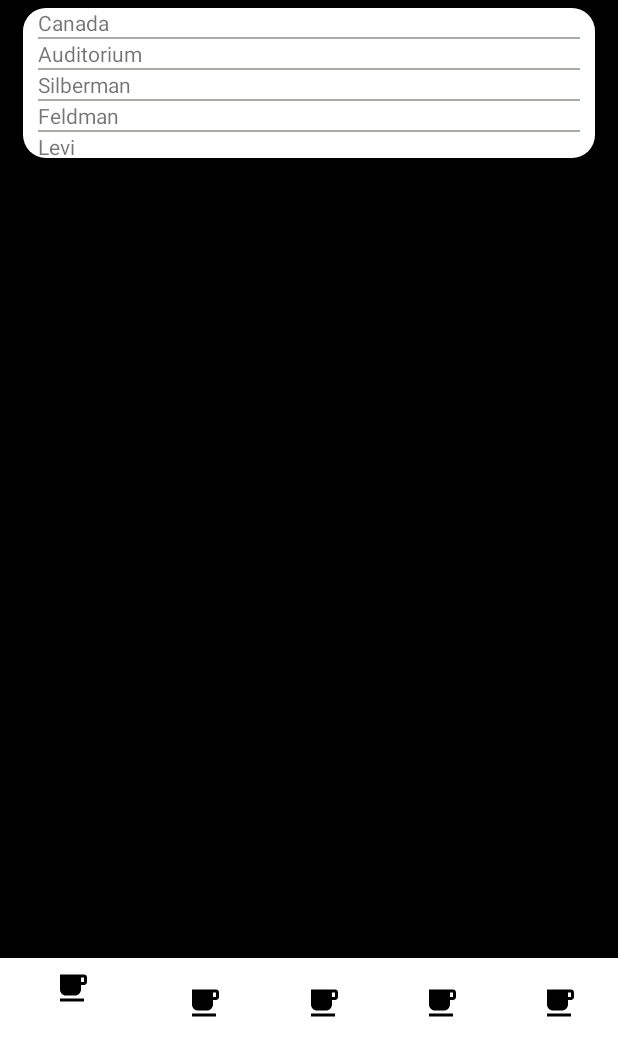
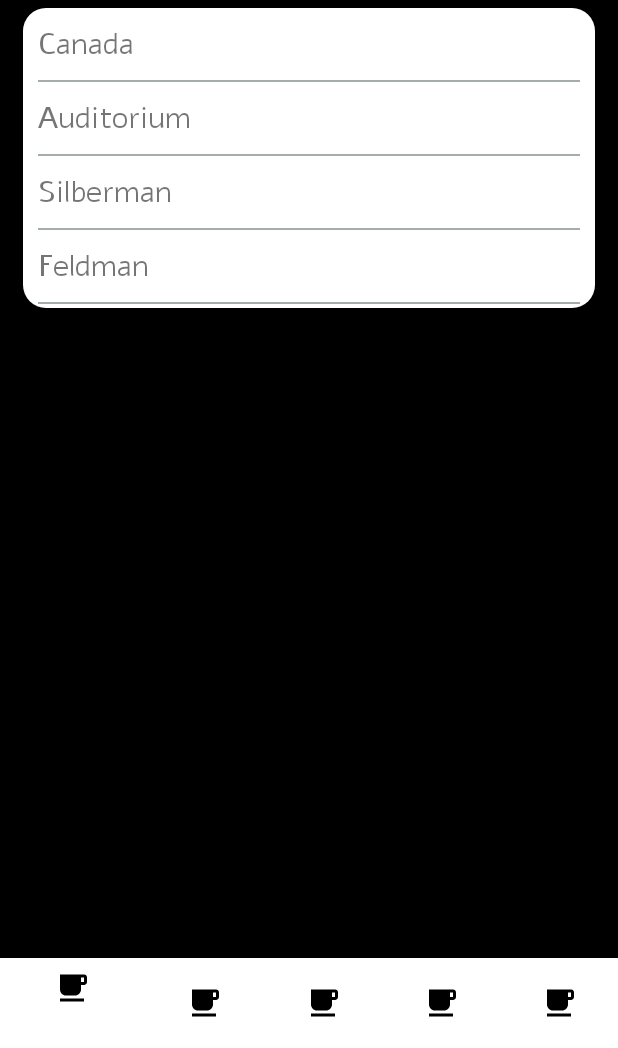
Before and after one commit to TtedyT/Naviable, an Android app: the screen it shows after launch (MainActivity), on a phone screen of 412 x 824 dp, the part 188-1236 px from its top. Run offline under Robolectric (Android 15) with nearby library versions, the phone set to English and light mode, and no system bars.

Commit message:
search suggestions shown better in the recycler view now i will add filtering

```diff
--- a/app/src/main/java/com/example/naviable/MainActivity.java
+++ b/app/src/main/java/com/example/naviable/MainActivity.java
@@ -20,6 +20,8 @@ import androidx.recyclerview.widget.LinearLayoutManager;
 import androidx.recyclerview.widget.RecyclerView;
 
 import android.os.Bundle;
+import android.text.Editable;
+import android.text.TextWatcher;
 import android.widget.Adapter;
 import android.widget.ArrayAdapter;
 import android.widget.EditText;
--- a/app/src/main/res/layout/activity_main.xml
+++ b/app/src/main/res/layout/activity_main.xml
@@ -60,7 +60,7 @@
     <androidx.recyclerview.widget.RecyclerView
         android:id="@+id/search_suggestions_recycler_view"
         android:layout_width="0dp"
-        android:layout_height="100dp"
+        android:layout_height="200dp"
         android:background="@drawable/rounded_rectangle_view"
         app:layout_constraintTop_toBottomOf="@+id/search_bar_edit_text"
         app:layout_constraintLeft_toLeftOf="parent"
--- a/app/src/main/res/layout/item_one_result.xml
+++ b/app/src/main/res/layout/item_one_result.xml
@@ -5,9 +5,13 @@
     android:layout_height="wrap_content">
 
     <TextView
+        android:text="asdasdsadsa"
         android:id="@+id/mySearchSuggestionTextView"
         android:layout_width="wrap_content"
         android:layout_height="wrap_content"
+        android:fontFamily="@font/alef"
+        android:textSize="20dp"
+        android:layout_marginTop="10dp"
         app:layout_constraintTop_toTopOf="parent"
         app:layout_constraintLeft_toLeftOf="parent"
         />
@@ -16,6 +20,7 @@
         app:layout_constraintTop_toBottomOf="@+id/mySearchSuggestionTextView"
         android:layout_width="match_parent"
         android:layout_height="1dp"
+        android:layout_marginTop="10dp"
         android:background="#a5ada7"
         />
 
```
